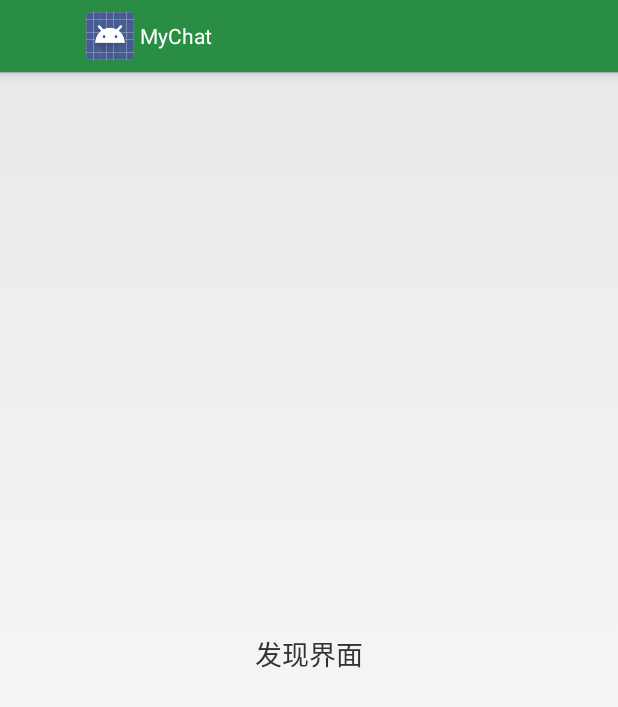
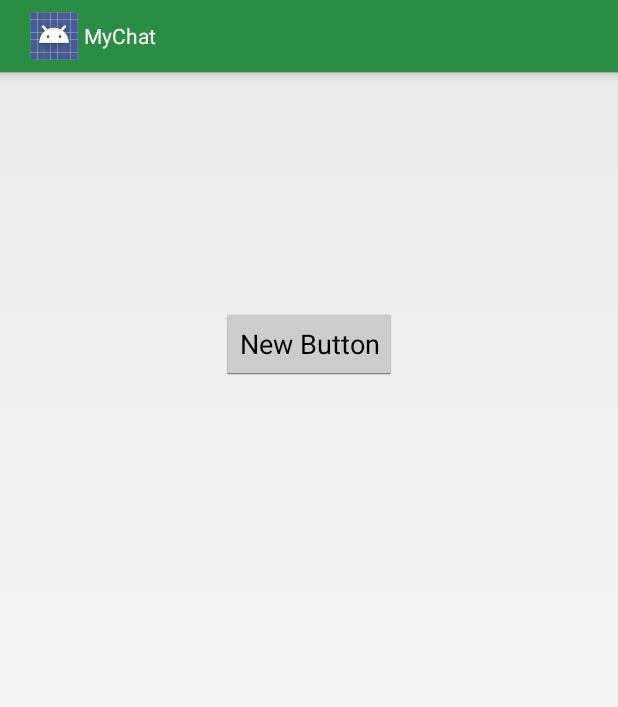
Before and after one commit to Hornettao/MyChat, an Android app: the fragment FoundFragment shown on its own in the app's theme, on a phone screen of 412 x 824 dp. Shown: the top 707 px of the screen. Run offline under Robolectric (Android 15) with nearby library versions, the phone set to English and light mode, and no system bars; libraries missing offline, so code that uses them is left out: com.baidu.mapapi; 1 statement that could not run was skipped.

Commit message:
ADD:接入朋友圈 MOD:修改个人昵称

```diff
--- a/app/src/main/java/com/hornettao/mychat/activity/RegisterActivity.java
+++ b/app/src/main/java/com/hornettao/mychat/activity/RegisterActivity.java
@@ -85,6 +85,8 @@ public class RegisterActivity extends BaseActivity implements View.OnClickListen
         final User user = new User();
         user.setUsername(phoneNumber);
         user.setPassword(password);
+        user.setSex(true);
+        user.setNick(phoneNumber);
         user.setMobilePhoneNumber(phoneNumber);
         user.setMobilePhoneNumberVerified(true);
         //将user和设备id进行绑定
--- a/app/src/main/java/com/hornettao/mychat/activity/SetMyInfoActivity.java
+++ b/app/src/main/java/com/hornettao/mychat/activity/SetMyInfoActivity.java
@@ -151,7 +151,7 @@ public class SetMyInfoActivity extends Base2Activity implements View.OnClickList
 
     private void initMeData() {
         User user = userManager.getCurrentUser(User.class);
-        BmobLog.i("hight = " + user.getHight() + ",sex= " + user.getSex());
+        L.i("sex= " + user.getSex());
         initOtherData(user.getUsername());
     }
 
@@ -641,7 +641,7 @@ public class SetMyInfoActivity extends Base2Activity implements View.OnClickList
             @Override
             public void onSuccess() {
                 // TODO Auto-generated method stub
-                BmobLog.i("blog保存成功");
+                L.i("blog保存成功");
                 User  u =new User();
                 u.setBlog(blog);
                 updateUserData(u, new UpdateListener() {
--- a/app/src/main/java/com/hornettao/mychat/fragment/FoundFragment.java
+++ b/app/src/main/java/com/hornettao/mychat/fragment/FoundFragment.java
@@ -1,36 +1,44 @@
 package com.hornettao.mychat.fragment;
 
 import android.os.Bundle;
-import android.util.DisplayMetrics;
-import android.util.TypedValue;
-import android.view.Gravity;
 import android.view.LayoutInflater;
 import android.view.View;
 import android.view.ViewGroup;
-import android.widget.FrameLayout;
-import android.widget.FrameLayout.LayoutParams;
-import android.widget.TextView;
+import android.widget.Button;
+
+import com.hornettao.mychat.R;
+import com.hornettao.mychat.activity.FriendCircleActivity;
 
 /**
  * 发现Fragment的界面
  */
-public class FoundFragment extends BaseFragment {
+public class FoundFragment extends BaseFragment implements View.OnClickListener {
+
+	private Button button;
 	@Override
-	public View onCreateView(LayoutInflater inflater, ViewGroup container,
-			Bundle savedInstanceState) {
-		LayoutParams params = new LayoutParams(LayoutParams.MATCH_PARENT, LayoutParams.MATCH_PARENT);
-		FrameLayout fl = new FrameLayout(getActivity());
-		fl.setLayoutParams(params);
-		DisplayMetrics dm = getResources().getDisplayMetrics();
-		final int margin = (int) TypedValue.applyDimension(TypedValue.COMPLEX_UNIT_DIP, 8, dm);
-		TextView v = new TextView(getActivity());
-		params.setMargins(margin, margin, margin, margin);
-		v.setLayoutParams(params);
-		v.setLayoutParams(params);
-		v.setGravity(Gravity.CENTER);
-		v.setText("发现界面");
-		v.setTextSize((int) TypedValue.applyDimension(TypedValue.COMPLEX_UNIT_SP, 12, dm));
-		fl.addView(v);
-		return fl;
+	public View onCreateView(LayoutInflater inflater, ViewGroup container, Bundle savedInstanceState) {
+		return inflater.inflate(R.layout.fragment_found, container, false);
+	}
+	@Override
+	public void onActivityCreated(Bundle savedInstanceState) {
+		// TODO Auto-generated method stub
+		super.onActivityCreated(savedInstanceState);
+		setUpView();
+	}
+
+	private void setUpView() {
+		button = (Button) findViewById(R.id.button);
+        button.setOnClickListener(this);
+	}
+
+	@Override
+	public void onClick(View v) {
+		switch (v.getId()) {
+			case R.id.button:
+				startAnimActivity(FriendCircleActivity.class);
+				break;
+			default:
+				break;
+		}
 	}
 }
--- /dev/null
+++ b/app/src/main/res/layout/fragment_found.xml
@@ -0,0 +1,13 @@
+<?xml version="1.0" encoding="utf-8"?>
+<RelativeLayout xmlns:android="http://schemas.android.com/apk/res/android"
+    android:layout_width="match_parent" android:layout_height="match_parent">
+
+    <Button
+        android:layout_width="wrap_content"
+        android:layout_height="wrap_content"
+        android:text="New Button"
+        android:id="@+id/button"
+        android:layout_alignParentTop="true"
+        android:layout_centerHorizontal="true"
+        android:layout_marginTop="157dp" />
+</RelativeLayout>
--- a/app/src/main/res/values/strings.xml
+++ b/app/src/main/res/values/strings.xml
@@ -113,4 +113,5 @@
     <string name="title_activity_reset_password">重置密码</string>
     <string name="title_activity_publish_task">PublishTaskActivity</string>
     <string name="title_activity_my_qrcode">MyQRCodeActivity</string>
+    <string name="title_activity_friend_circle">FriendCircleActivity</string>
 </resources>
```
Also changed, not shown: app/src/main/AndroidManifest.xml (+5 -2 lines), app/src/main/java/com/hornettao/mychat/activity/FriendCircleActivity.java (added, +121 -0 lines), app/src/main/java/com/hornettao/mychat/activity/UpdateInfoActivity.java (+9 -3 lines), app/src/main/java/com/hornettao/mychat/bean/User.java (+7 -7 lines), app/src/main/res/layout/activity_friend_circle.xml (added, +13 -0 lines), app/src/main/res/menu/menu_friend_circle.xml (added, +16 -0 lines), app/src/main/res/mipmap-mdpi/arrow.png (deleted), app/src/main/res/mipmap-xhdpi/arrow.png (added), app/src/main/res/mipmap-xhdpi/chat_left_qp.9.png, app/src/main/res/mipmap-xhdpi/chat_right_qp.9.png, app/src/main/res/mipmap-xhdpi/ic_launcher.png.
